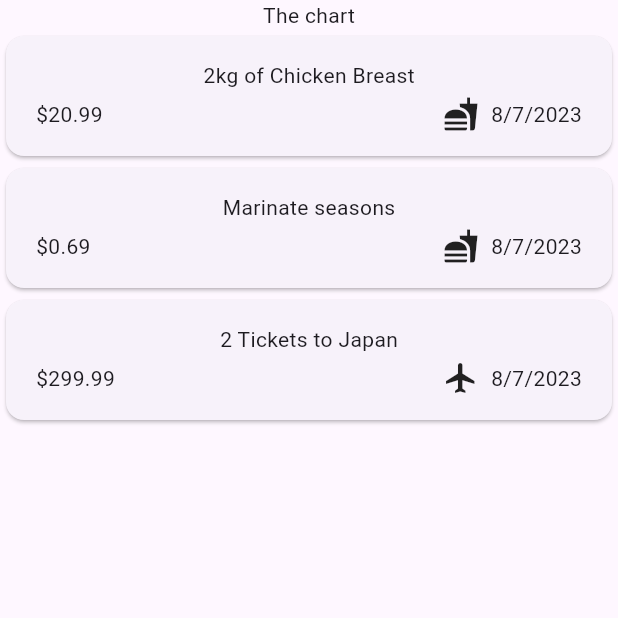
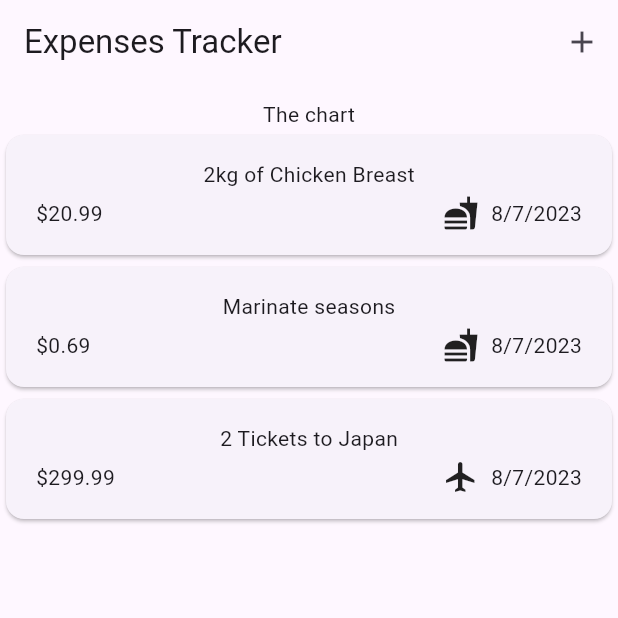
Before and after one commit to Xenovka/flutter_expense_tracker, a Flutter app: the screen it shows after launch, on a phone screen of 412 x 824 dp, the top half of it. Run offline on Flutter 3.47's test engine with Material 2 defaults, Android fonts, the phone set to English and light mode, and no system bars.

Commit message:
add toolbar

```diff
--- a/lib/widgets/expenses/expenses.dart
+++ b/lib/widgets/expenses/expenses.dart
@@ -1,6 +1,6 @@
 import 'package:flutter/material.dart';
+
 import 'package:flutter_expense_tracker/widgets/expenses/expenses_list.dart';
-
 import 'package:flutter_expense_tracker/models/expense.dart';
 
 class Expenses extends StatefulWidget {
@@ -37,8 +37,15 @@ class _ExpensesState extends State<Expenses> {
   @override
   Widget build(context) {
     return Scaffold(
+      appBar: AppBar(
+        title: const Text('Expenses Tracker'),
+        actions: [
+          IconButton(onPressed: () {}, icon: const Icon(Icons.add)),
+        ],
+      ),
       body: Column(
         children: [
+          const SizedBox(height: 10),
           const Text('The chart'),
           Expanded(
             child: ExpensesList(expenses: _registeredExpenses),
```
